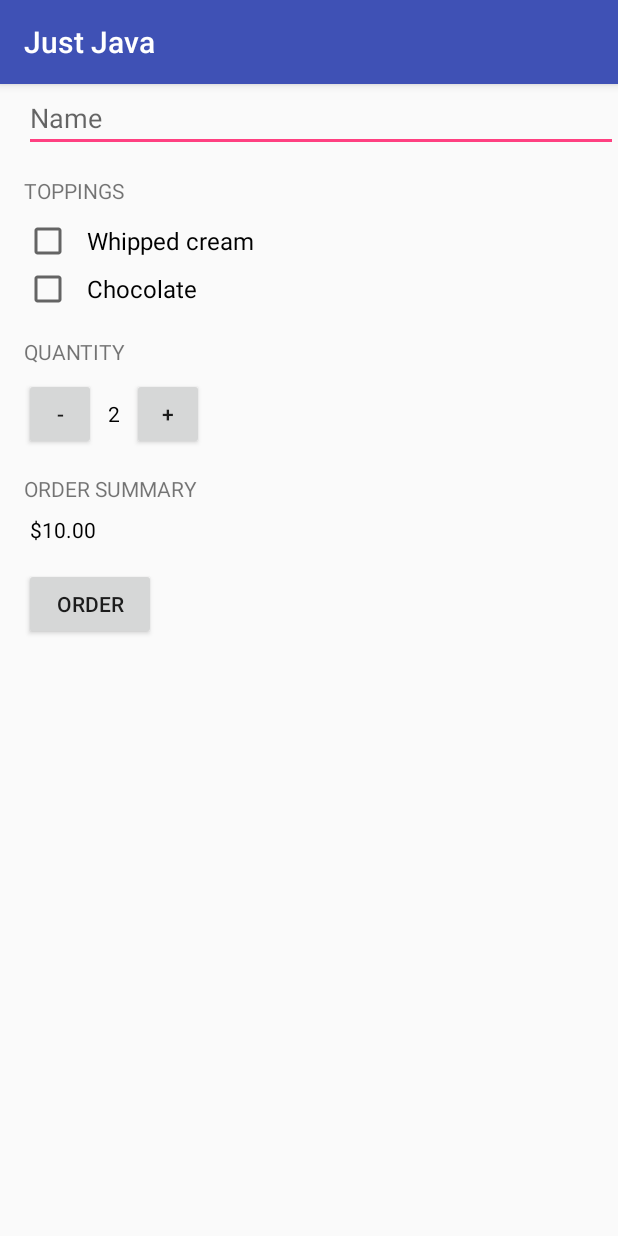
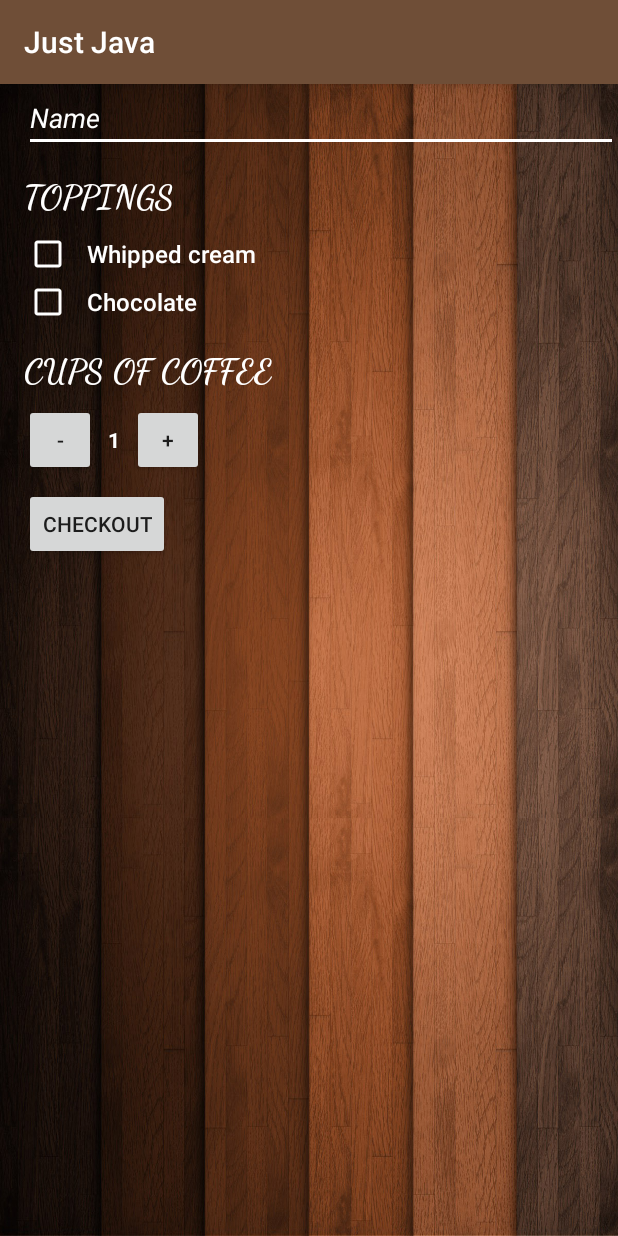
Before and after one commit to djmgeneseo/Just-Java, an Android app: the screen it shows after launch (MainActivity), on a phone screen of 412 x 824 dp. Run offline under Robolectric (Android 15) with nearby library versions, the phone set to English and light mode, and no system bars.

Commit message:
Add email compatability upon order request, improve aesthetics

```diff
--- a/app/src/main/res/layout/activity_main.xml
+++ b/app/src/main/res/layout/activity_main.xml
@@ -1,9 +1,12 @@
 <?xml version="1.0" encoding="utf-8"?>
+
 <ScrollView
     xmlns:android="http://schemas.android.com/apk/res/android"
     xmlns:tools="http://schemas.android.com/tools"
     android:layout_height="match_parent"
-    android:layout_width="match_parent">
+    android:layout_width="match_parent"
+    android:background="@drawable/coffee_background">
+
 
     <LinearLayout
         android:orientation="vertical"
@@ -17,7 +20,11 @@
             android:layout_height="wrap_content"
             android:layout_marginLeft="16dp"
             android:hint="Name"
-            android:inputType="textCapWords" />
+            android:textStyle="italic"
+            android:inputType="textCapWords"
+            android:textColor="#ffffff"
+            android:textColorHint="#ffffff"
+            />
 
         <TextView
             android:layout_width="wrap_content"
@@ -26,25 +33,35 @@
             android:layout_marginBottom="8dp"
             android:layout_marginTop="16dp"
             android:text="Toppings"
-            android:textAllCaps="true" />
+            android:textAllCaps="true"
+            android:textColor="#ffffff"
+            android:textAppearance="@style/TextAppearance.AppCompat.Large"
+            android:fontFamily="cursive"
+            android:textStyle="bold"/>
 
         <CheckBox
             android:id="@+id/whipped_cream"
             android:layout_width="wrap_content"
             android:layout_height="wrap_content"
             android:text="Whipped cream"
-            android:textSize="16dp"
+            android:textSize="16sp"
             android:layout_marginLeft="16dp"
-            android:paddingLeft="10dp" />
+            android:paddingLeft="10dp"
+            android:textColor="#ffffff"
+            android:fontFamily="sans-serif-medium"
+            android:buttonTint="#ffffff"/>
 
         <CheckBox
             android:id="@+id/chocolate"
             android:layout_width="wrap_content"
             android:layout_height="wrap_content"
             android:text="Chocolate"
-            android:textSize="16dp"
+            android:textSize="16sp"
             android:layout_marginLeft="16dp"
-            android:paddingLeft="10dp" />
+            android:paddingLeft="10dp"
+            android:textColor="#ffffff"
+            android:fontFamily="sans-serif-medium"
+            android:buttonTint="#ffffff"/>
 
         <TextView
             android:textAllCaps="true"
@@ -53,7 +70,11 @@
             android:layout_marginLeft="16dp"
             android:layout_width="wrap_content"
             android:layout_height="wrap_content"
-            android:text="Quantity" />
+            android:text="Cups of Coffee"
+            android:textColor="#ffffff"
+            android:textAppearance="@style/TextAppearance.AppCompat.Large"
+            android:fontFamily="cursive"
+            android:textStyle="bold"/>
 
         <LinearLayout
             android:layout_width="wrap_content"
@@ -65,16 +86,18 @@
                 android:layout_width="48dp"
                 android:layout_height="48dp"
                 android:text = "-"
-                android:layout_marginBottom="16dp"
-                android:onClick="decrement"/>
+                android:layout_marginBottom="8dp"
+                android:onClick="decrement"
+                />
 
             <TextView
                 android:id ="@+id/quantity_text_view"
                 android:layout_marginLeft="8dp"
                 android:layout_width="wrap_content"
                 android:layout_height="wrap_content"
-                android:textColor="#000000"
-                android:text="2" />
+                android:text="1"
+                android:textColor="#ffffff"
+                android:textStyle="bold"/>
 
             <Button
                 android:layout_marginLeft="8dp"
@@ -86,30 +109,45 @@
 
         </LinearLayout>
 
+        <Button
+            android:id="@+id/checkoutButton"
+            android:layout_marginLeft="16dp"
+            android:layout_width="wrap_content"
+            android:layout_height="wrap_content"
+            android:text="Checkout"
+            android:onClick="checkoutCart"
+            />
+
         <TextView
+            android:id="@+id/orderSummary"
             android:layout_width="wrap_content"
             android:layout_height="wrap_content"
             android:textAllCaps="true"
-            android:layout_marginBottom="8dp"
-            android:layout_marginLeft="16dp"
-            android:text="Order Summary" />
+            android:layout_margin="16dp"
+            android:text="Order Summary"
+            android:visibility="invisible"
+            android:textColor="#ffffff"
+            android:textAppearance="@style/TextAppearance.AppCompat.Medium"/>
 
         <TextView
             android:id="@+id/order_summary_text_view"
             android:layout_width="wrap_content"
             android:layout_height="wrap_content"
-            android:textColor="#000000"
             android:layout_marginBottom="16dp"
             android:layout_marginLeft="20dp"
-            android:text="$10.00" />
+            android:text=""
+            android:visibility="invisible"
+            android:textColor="#ffffff"
+            android:fontFamily="sans-serif-medium"/>
 
         <Button
+            android:id="@+id/orderButton"
             android:layout_marginLeft="16dp"
             android:layout_width="wrap_content"
             android:layout_height="wrap_content"
             android:text="Order"
-            android:onClick="submitOrder" />
-
+            android:onClick="submitOrder"
+            android:visibility="invisible" />
 
     </LinearLayout>
 </ScrollView>
--- a/app/src/main/res/values/styles.xml
+++ b/app/src/main/res/values/styles.xml
@@ -3,9 +3,9 @@
     <!-- Base application theme. -->
     <style name="AppTheme" parent="Theme.AppCompat.Light.DarkActionBar">
         <!-- Customize your theme here. -->
-        <item name="colorPrimary">@color/colorPrimary</item>
-        <item name="colorPrimaryDark">@color/colorPrimaryDark</item>
-        <item name="colorAccent">@color/colorAccent</item>
+        <item name="colorPrimary">#6f4e37</item>
+        <item name="colorPrimaryDark">#563c2a</item>
+        <item name="colorAccent">#ffffff</item>
     </style>
 
 </resources>
```
Also changed, not shown: app/src/main/java/com/example/android/justjava/MainActivity.java (+57 -31 lines), app/src/main/ic_launcher-web.png (added), app/src/main/res/drawable/coffee_background.jpg (added), app/src/main/res/mipmap-hdpi/ic_launcher.png, app/src/main/res/mipmap-mdpi/ic_launcher.png, app/src/main/res/mipmap-xhdpi/ic_launcher.png, app/src/main/res/mipmap-xxhdpi/ic_launcher.png, app/src/main/res/mipmap-xxxhdpi/ic_launcher.png, 2 other files.
